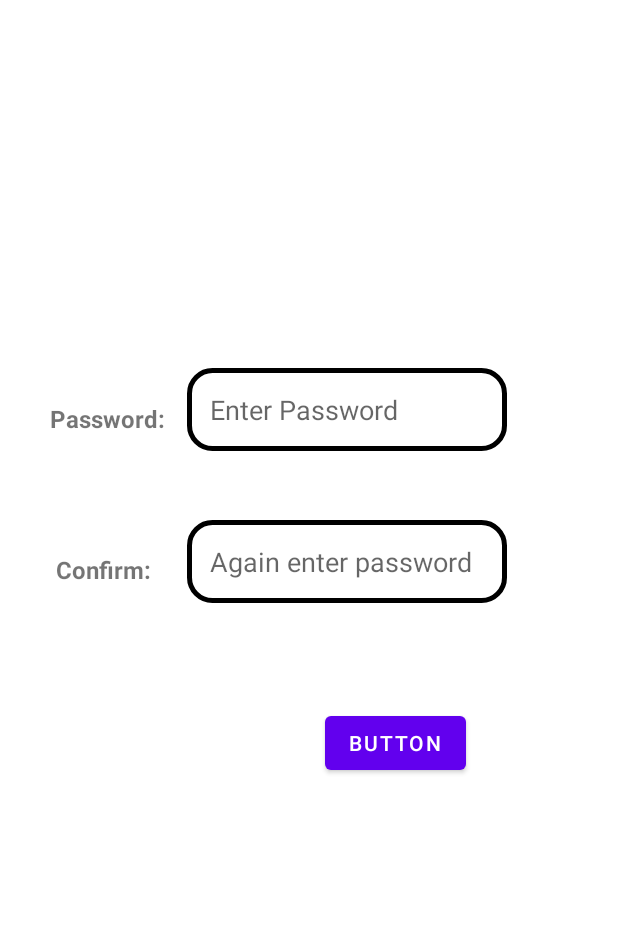
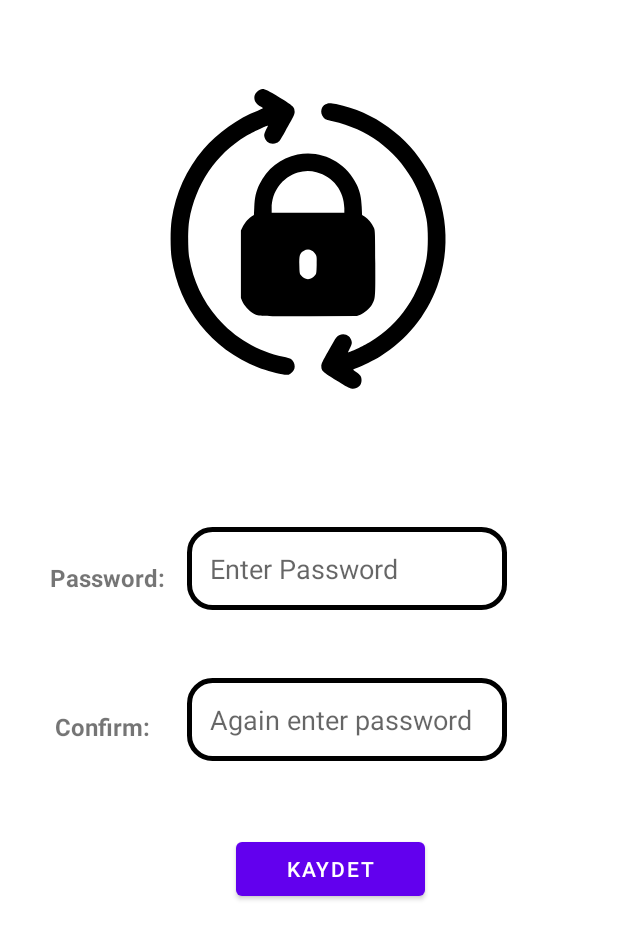
Before and after one commit to cagrionder/Hospital-Management-System, an Android app: the ChangePasswordActivity screen opened directly, with no data from a screen before it, on a phone screen of 412 x 824 dp. Shown: the top 939 px of the screen. Run offline under Robolectric (Android 15) with nearby library versions, the phone set to English and light mode, and no system bars; our stand-ins replace Firebase (no records; nobody signed in at launch, a user with empty details on screens opened directly).

Commit message:
v2.0 final release

```diff
--- a/app/src/main/java/com/example/firebasekayit/MenuActivity.java
+++ b/app/src/main/java/com/example/firebasekayit/MenuActivity.java
@@ -31,8 +31,8 @@ public class MenuActivity extends AppCompatActivity implements NavigationView.On
     DrawerLayout drawerLayout;
     NavigationView navigationView;
     Toolbar toolbar;
-    String kardText = "kard";
-    String dahiText = "dahi";
+    String kardText = "Kardiyoloji";
+    String dahiText = "Dahiliye";
     DatabaseReference myRef;
     AlertDialog.Builder builder;
     @Override
--- /dev/null
+++ b/app/src/main/res/drawable/reset_password.xml
@@ -0,0 +1,9 @@
+<vector android:height="40dp" android:viewportHeight="512"
+    android:viewportWidth="512" android:width="40dp" xmlns:android="http://schemas.android.com/apk/res/android">
+    <path android:fillColor="#000000"
+        android:pathData="M174,1.1c-4.1,1.7 -8,6 -9.1,10.1 -2,7.5 2.2,14.7 11.1,19.3 1.7,0.9 3,1.9 3,2.4 0,0.4 -3.9,2.2 -8.7,4.1 -33.7,12.7 -69,37.9 -92.7,65.9 -29.6,35.2 -47.2,74.1 -54.3,120.1 -2.4,15.9 -2.4,50.1 0,66 13.2,85.8 67.9,154.8 147.7,186.4 13.6,5.3 35.8,11.4 45,12.2 5.7,0.5 6.9,0.3 9.9,-1.8 5.3,-3.6 7.4,-7.1 7.4,-12.1 0,-5 -2.5,-10 -6.3,-12.8 -1.4,-1 -7.2,-2.7 -13,-3.9 -42.7,-8.8 -83.8,-32.9 -112.5,-66.3 -25.6,-29.7 -41.3,-63.2 -48.2,-103.2 -2.4,-14 -2.4,-49 0,-63 10.7,-61.8 45.1,-113 96.9,-144.3 12.3,-7.4 38.8,-19.7 37.6,-17.4 -5.6,10.6 -7,14.6 -6.4,18 1.6,10.3 12.3,15.8 21.5,11 4.1,-2.1 5.3,-3.7 14.3,-19.8 15,-26.5 16.1,-28.9 16,-33.8 -0.1,-7.5 -2.5,-9.7 -26.5,-24.2 -22.8,-13.8 -26.8,-15.4 -32.7,-12.9z" android:strokeColor="#00000000"/>
+    <path android:fillColor="#000000"
+        android:pathData="M286,26.1c-4.3,2.7 -5.7,4.4 -7,8.9 -1.3,4.6 0.2,10.1 3.8,14.1 2.4,2.7 4.4,3.4 15.3,5.9 59,13.3 105.8,47.5 135.7,99 11.3,19.4 19.9,43.4 24.4,68 3.1,16.6 3.1,51.4 0,68 -11.1,60.6 -45.3,111 -96.4,141.8 -12.3,7.4 -38.7,19.7 -37.6,17.5 6.4,-12.8 7,-14.6 6.4,-18.1 -1.6,-10.3 -12.3,-15.8 -21.5,-11 -4.1,2.1 -5.3,3.7 -14.3,19.8 -15,26.5 -16.1,28.9 -16,33.8 0.1,7.4 2.5,9.6 26.6,24.2 20.8,12.7 22.4,13.5 27.3,13.5 8.6,-0 14.7,-6 14.7,-14.5 0,-6.1 -2,-9.1 -9.2,-14 -2.8,-1.9 -5.1,-3.7 -5.2,-4 0,-0.3 2.8,-1.6 6.3,-2.9 10.7,-4.1 29.8,-13.5 39.7,-19.6 45,-27.9 78.6,-69 97.3,-119 24.2,-64.5 17.9,-138.8 -16.8,-199 -33.4,-57.9 -91.1,-99.8 -155.7,-112.9 -10.2,-2.1 -13.6,-2 -17.8,0.5z" android:strokeColor="#00000000"/>
+    <path android:fillColor="#000000"
+        android:pathData="M238,111.9c-28.8,6.1 -52.3,24.6 -65,51.2 -5.8,12.2 -8,21.9 -8.7,38.2l-0.6,13.8 -2.8,1.5c-5,2.5 -12.7,11.2 -16.1,18.1l-3.3,6.8 0,57.5 0,57.5 2.3,5.8c2.8,6.7 11.2,16.3 17.7,20.1 9.7,5.7 9,5.7 97.1,5.4l80.9,-0.3 5.8,-2.3c6.6,-2.7 16.3,-11.1 20,-17.5 5.7,-9.8 5.8,-10.5 5.5,-70.8 -0.3,-55.3 -0.3,-55.4 -2.6,-60.4 -3.4,-7.4 -9.5,-14.9 -15,-18.5l-4.9,-3.1 -0.6,-13.7c-0.7,-16.2 -2.9,-25.9 -8.7,-38.1 -18.4,-38.5 -60.4,-59.7 -101,-51.2zM270.4,142c28.4,7.2 47.5,32 47.6,61.7l0,7.3 -62,-0 -62,-0 0,-7.3c0.1,-28.3 17.8,-52.6 44.5,-61 10.3,-3.2 21.1,-3.5 31.9,-0.7zM262.8,275.9c2.2,1.1 4.6,3.5 6,6 2.2,3.9 2.3,5 2,18.5 -0.3,12.7 -0.5,14.8 -2.4,17.2 -3.7,5 -7.2,6.9 -12.4,6.9 -5.2,-0 -8.7,-1.9 -12.4,-6.9 -1.8,-2.4 -2.1,-4.5 -2.4,-16.8 -0.4,-16.8 0.7,-20.4 7.2,-24.3 4.9,-3 9.4,-3.2 14.4,-0.6z" android:strokeColor="#00000000"/>
+</vector>
--- a/app/src/main/res/layout/activity_change_password.xml
+++ b/app/src/main/res/layout/activity_change_password.xml
@@ -5,6 +5,63 @@
     android:layout_width="match_parent"
     android:layout_height="match_parent"
     tools:context=".ChangePasswordActivity">
+
+    <EditText
+        android:id="@+id/confirmPass"
+        android:layout_width="wrap_content"
+        android:layout_height="wrap_content"
+        android:background="@drawable/textdesign"
+        android:ems="10"
+        android:hint="Again enter password"
+        android:inputType="textPassword"
+        android:padding="15dp"
+        app:layout_constraintBottom_toBottomOf="parent"
+        app:layout_constraintEnd_toEndOf="parent"
+        app:layout_constraintHorizontal_bias="0.626"
+        app:layout_constraintStart_toStartOf="parent"
+        app:layout_constraintTop_toTopOf="parent"
+        app:layout_constraintVertical_bias="0.588" />
+
+    <TextView
+        android:id="@+id/textView4"
+        android:layout_width="wrap_content"
+        android:layout_height="wrap_content"
+        android:layout_marginStart="16dp"
+        android:text="Confirm:"
+        android:textSize="16sp"
+        android:textStyle="bold"
+        app:layout_constraintBottom_toBottomOf="parent"
+        app:layout_constraintEnd_toStartOf="@+id/confirmPass"
+        app:layout_constraintHorizontal_bias="0.458"
+        app:layout_constraintStart_toStartOf="parent"
+        app:layout_constraintTop_toTopOf="parent"
+        app:layout_constraintVertical_bias="0.59" />
+
+    <TextView
+        android:id="@+id/textView3"
+        android:layout_width="wrap_content"
+        android:layout_height="wrap_content"
+        android:text="Password:"
+        android:textSize="16sp"
+        android:textStyle="bold"
+        app:layout_constraintBottom_toBottomOf="parent"
+        app:layout_constraintEnd_toStartOf="@+id/firstPass"
+        app:layout_constraintHorizontal_bias="0.7"
+        app:layout_constraintStart_toStartOf="parent"
+        app:layout_constraintTop_toTopOf="parent"
+        app:layout_constraintVertical_bias="0.466" />
+
+    <Button
+        android:id="@+id/buttonChange"
+        android:layout_width="126dp"
+        android:layout_height="48dp"
+        android:text="Kaydet"
+        app:layout_constraintBottom_toBottomOf="parent"
+        app:layout_constraintEnd_toEndOf="parent"
+        app:layout_constraintHorizontal_bias="0.55"
+        app:layout_constraintStart_toStartOf="parent"
+        app:layout_constraintTop_toTopOf="parent"
+        app:layout_constraintVertical_bias="0.716" />
 
     <EditText
         android:id="@+id/firstPass"
@@ -20,63 +77,18 @@
         app:layout_constraintHorizontal_bias="0.626"
         app:layout_constraintStart_toStartOf="parent"
         app:layout_constraintTop_toTopOf="parent"
-        app:layout_constraintVertical_bias="0.319" />
+        app:layout_constraintVertical_bias="0.457" />
 
-    <TextView
-        android:id="@+id/textView3"
-        android:layout_width="wrap_content"
-        android:layout_height="wrap_content"
-        android:text="Password:"
-        android:textSize="16sp"
-        android:textStyle="bold"
+    <ImageView
+        android:id="@+id/imageView2"
+        android:layout_width="200dp"
+        android:layout_height="200dp"
         app:layout_constraintBottom_toBottomOf="parent"
-        app:layout_constraintEnd_toStartOf="@+id/firstPass"
-        app:layout_constraintHorizontal_bias="0.7"
+        app:layout_constraintEnd_toEndOf="parent"
+        app:layout_constraintHorizontal_bias="0.497"
         app:layout_constraintStart_toStartOf="parent"
         app:layout_constraintTop_toTopOf="parent"
-        app:layout_constraintVertical_bias="0.334" />
-
-    <TextView
-        android:id="@+id/textView4"
-        android:layout_width="wrap_content"
-        android:layout_height="wrap_content"
-        android:layout_marginStart="16dp"
-        android:text="Confirm:"
-        android:textSize="16sp"
-        android:textStyle="bold"
-        app:layout_constraintBottom_toBottomOf="parent"
-        app:layout_constraintEnd_toStartOf="@+id/confirmPass"
-        app:layout_constraintHorizontal_bias="0.464"
-        app:layout_constraintStart_toStartOf="parent"
-        app:layout_constraintTop_toTopOf="parent"
-        app:layout_constraintVertical_bias="0.46" />
-
-    <EditText
-        android:id="@+id/confirmPass"
-        android:layout_width="wrap_content"
-        android:layout_height="wrap_content"
-        android:background="@drawable/textdesign"
-        android:ems="10"
-        android:hint="Again enter password"
-        android:inputType="textPassword"
-        android:padding="15dp"
-        app:layout_constraintBottom_toBottomOf="parent"
-        app:layout_constraintEnd_toEndOf="parent"
-        app:layout_constraintHorizontal_bias="0.626"
-        app:layout_constraintStart_toStartOf="parent"
-        app:layout_constraintTop_toTopOf="parent"
-        app:layout_constraintVertical_bias="0.451" />
-
-    <Button
-        android:id="@+id/buttonChange"
-        android:layout_width="wrap_content"
-        android:layout_height="wrap_content"
-        android:text="Button"
-        app:layout_constraintBottom_toBottomOf="parent"
-        app:layout_constraintEnd_toEndOf="parent"
-        app:layout_constraintHorizontal_bias="0.681"
-        app:layout_constraintStart_toStartOf="parent"
-        app:layout_constraintTop_toTopOf="parent"
-        app:layout_constraintVertical_bias="0.607" />
+        app:layout_constraintVertical_bias="0.095"
+        app:srcCompat="@drawable/reset_password" />
 
 </androidx.constraintlayout.widget.ConstraintLayout>
--- a/app/src/main/res/menu/main_menu.xml
+++ b/app/src/main/res/menu/main_menu.xml
@@ -20,13 +20,13 @@
         <item
             android:id="@+id/nav_change"
             android:title="Şifre Değiştir"
-            android:icon="@drawable/logout_icon"/>
+            android:icon="@drawable/reset_password"/>
 
     </group>
     <group android:checkableBehavior="single">
         <item
             android:id="@+id/nav_delete"
-            android:icon="@drawable/logout_icon"
+            android:icon="@drawable/delete"
             android:title="Hesabı Sil"/>
         <item
             android:id="@+id/nav_exit"
```
Also changed, not shown: app/src/main/res/drawable-anydpi/delete.xml (added, +16 -0 lines), app/src/main/res/layout/activity_login.xml (+9 -8 lines), app/src/main/res/layout/activity_menu.xml (+17 -3 lines), app/src/main/res/layout/activity_which_department.xml (+13 -2 lines), app/src/main/res/layout/header.xml (+0 -10 lines), app/src/main/res/drawable-hdpi/delete.png (added), app/src/main/res/drawable-mdpi/delete.png (added), app/src/main/res/drawable-xhdpi/delete.png (added), app/src/main/res/drawable-xxhdpi/delete.png (added), app/src/main/res/drawable/home_.jpg (added), app/src/main/res/drawable/question.png (added).
